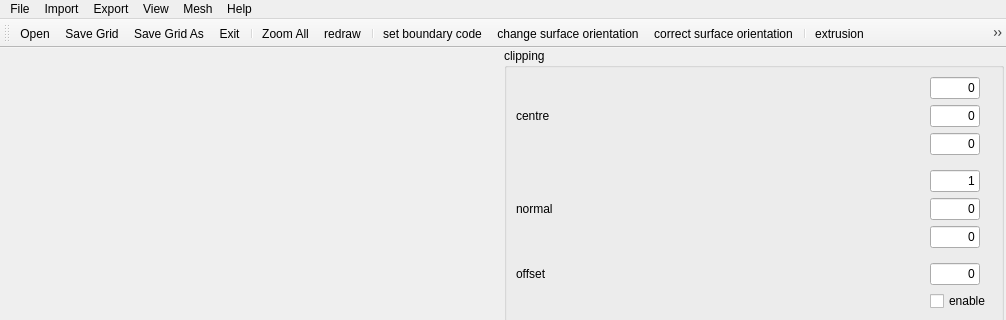
enGits/engrid, file guimainwindow.ui: the form before one commit; both pictures show x 0 to 1006 and y 0 to 320 of the 1006 by 661 pixel window.
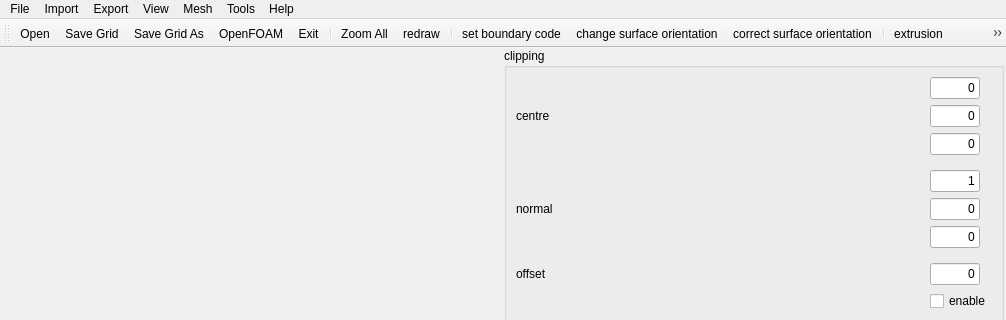
The form after the commit. Icons and pictures are not drawn. Custom widgets are drawn as their Qt base class.

Commit message: slightly modified menu structure

The edit to the form file:
```diff
--- a/guimainwindow.ui
+++ b/guimainwindow.ui
@@ -441,13 +441,21 @@
     <addaction name="actionExportNeutral" />
     <addaction name="actionExportAsciiStl" />
     <addaction name="actionExportBinaryStl" />
-    <addaction name="actionFoamWriter" />
+    <addaction name="menuOpenFOAM" />
+   </widget>
+   <widget class="QMenu" name="menuTools" >
+    <property name="title" >
+     <string>Tools</string>
+    </property>
+    <addaction name="actionMeshingOptions" />
+    <addaction name="actionEditBoundaryConditions" />
    </widget>
    <addaction name="menuFile" />
    <addaction name="menuImport_2" />
    <addaction name="menuExport" />
    <addaction name="menuView" />
    <addaction name="menuMesh" />
+   <addaction name="menuTools" />
    <addaction name="menuHelp" />
   </widget>
   <widget class="QStatusBar" name="statusbar" />
@@ -464,6 +472,7 @@
    <addaction name="actionOpen" />
    <addaction name="actionSave" />
    <addaction name="actionSaveAs" />
+   <addaction name="actionSimpleFoamWriter" />
    <addaction name="actionExit" />
    <addaction name="separator" />
    <addaction name="actionZoomAll" />
@@ -830,6 +839,15 @@
     <string>edit boundary conditions</string>
    </property>
   </action>
+  <action name="actionSimpleFoamWriter" >
+   <property name="icon" >
+    <iconset resource="engrid.qrc" >
+     <normaloff>:/icons/resources/icons/of.png</normaloff>:/icons/resources/icons/of.png</iconset>
+   </property>
+   <property name="text" >
+    <string>OpenFOAM</string>
+   </property>
+  </action>
  </widget>
  <layoutdefault spacing="6" margin="9" />
  <customwidgets>
```
Left out of the diff: 12 changed lines with no effect on the pictures.
